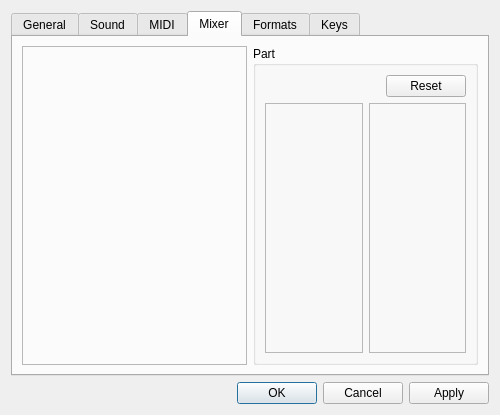
Qt form BambooTracker/gui/configuration_dialog.ui (BambooTracker/BambooTracker) before a commit.
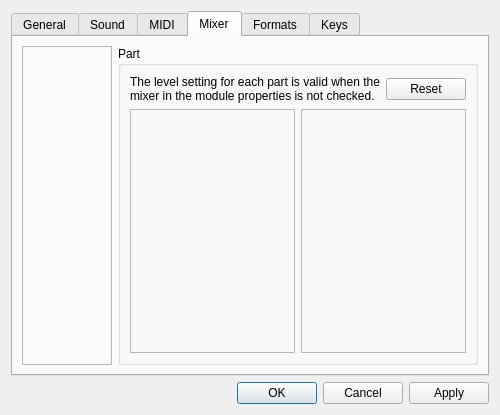
The same form after that commit. The open tabs and pages were chosen to show the change. Custom widgets are drawn as their Qt base class.

Commit message: Add module mixer settings

```diff
--- a/BambooTracker/gui/configuration_dialog.ui
+++ b/BambooTracker/gui/configuration_dialog.ui
@@ -407,17 +407,14 @@
              </widget>
             </item>
             <item row="0" column="0">
-             <spacer name="horizontalSpacer">
-              <property name="orientation">
-               <enum>Qt::Horizontal</enum>
+             <widget class="QLabel" name="mixPartLabel">
+              <property name="text">
+               <string>The level setting for each part is valid when the mixer in the module properties is not checked.</string>
               </property>
-              <property name="sizeHint" stdset="0">
-               <size>
-                <width>40</width>
-                <height>20</height>
-               </size>
+              <property name="wordWrap">
+               <bool>true</bool>
               </property>
-             </spacer>
+             </widget>
             </item>
            </layout>
           </item>
```
The commit also changes 15 other files.
